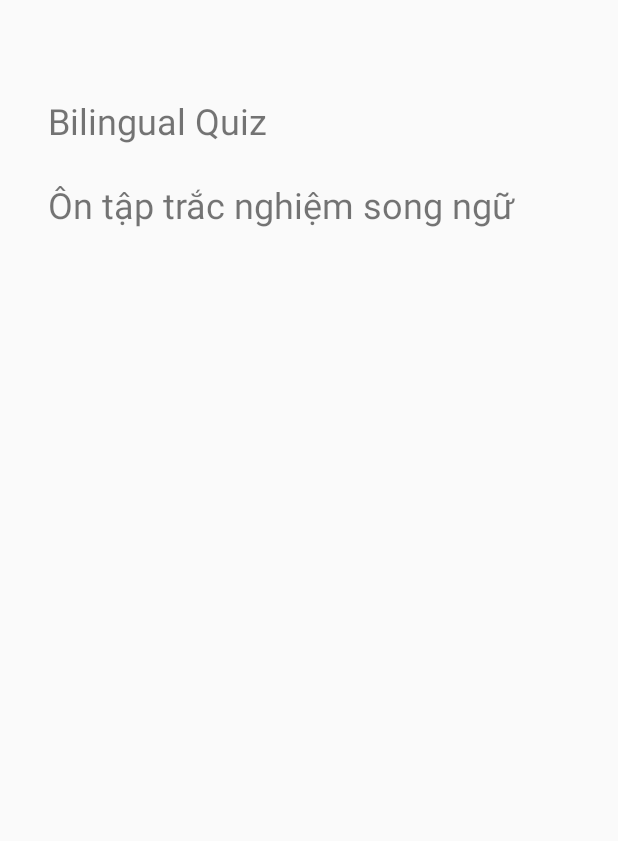
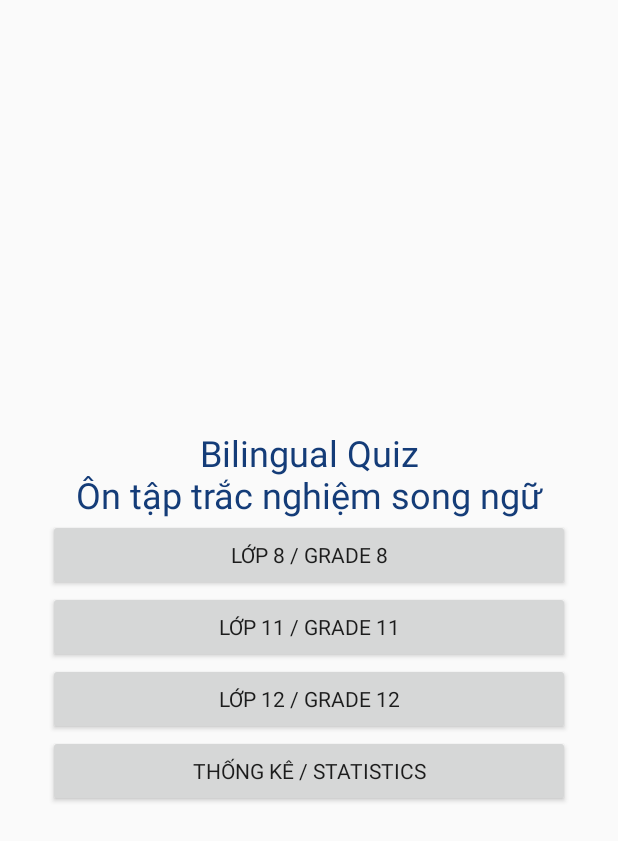
Before and after one commit to vietanhngo220-beep/bilingual-quiz-app, an Android app: the screen it shows after launch (MainActivity), on a phone screen of 412 x 824 dp. Shown: the top 841 px of the screen. Run offline under Robolectric (Android 15) with nearby library versions, the phone set to English and light mode, and no system bars.

Commit message:
Setup project scaffold and MVP features for the team

```diff
--- /dev/null
+++ b/app/src/main/assets/questions_sample.json
@@ -0,0 +1,6 @@
+{
+  "version": 1,
+  "questions": [
+    {"id":1,"grade":8,"subject":"General","questionVi":"Mẫu câu hỏi","questionEn":"Sample question","options":["A","B","C","D"],"correctIndex":0,"explanation":"Giải thích mẫu"}
+  ]
+}
--- a/app/src/main/java/com/vietanh/bilingualquiz/MainActivity.java
+++ b/app/src/main/java/com/vietanh/bilingualquiz/MainActivity.java
@@ -1,17 +1,3 @@
 package com.vietanh.bilingualquiz;
-
-import android.app.Activity;
-import android.os.Bundle;
-import android.widget.TextView;
-
-public class MainActivity extends Activity {
-    @Override
-    protected void onCreate(Bundle savedInstanceState) {
-        super.onCreate(savedInstanceState);
-        TextView title = new TextView(this);
-        title.setText("Bilingual Quiz\n\nÔn tập trắc nghiệm song ngữ");
-        title.setTextSize(24);
-        title.setPadding(48, 96, 48, 48);
-        setContentView(title);
-    }
-}
+import android.app.Activity; import android.content.Intent; import android.os.Bundle; import android.graphics.Color; import android.view.Gravity; import android.widget.*; import com.vietanh.bilingualquiz.ui.QuizActivity; import com.vietanh.bilingualquiz.ui.StatisticsActivity;
+public class MainActivity extends Activity { @Override protected void onCreate(Bundle b){super.onCreate(b); LinearLayout root=new LinearLayout(this); root.setOrientation(LinearLayout.VERTICAL); root.setGravity(Gravity.CENTER); root.setPadding(48,64,48,64); TextView t=new TextView(this); t.setText("Bilingual Quiz\nÔn tập trắc nghiệm song ngữ"); t.setTextSize(24); t.setGravity(Gravity.CENTER); t.setTextColor(Color.rgb(20,60,120)); root.addView(t); int[] gs={8,11,12}; String[] labels={"Lớp 8 / Grade 8","Lớp 11 / Grade 11","Lớp 12 / Grade 12"}; for(int i=0;i<3;i++){ final int g=gs[i]; Button x=new Button(this); x.setText(labels[i]); x.setOnClickListener(v->{Intent it=new Intent(this,QuizActivity.class); it.putExtra("grade",g); startActivity(it);}); root.addView(x);} Button s=new Button(this); s.setText("Thống kê / Statistics"); s.setOnClickListener(v->startActivity(new Intent(this,StatisticsActivity.class))); root.addView(s); setContentView(root);}}
--- /dev/null
+++ b/app/src/main/java/com/vietanh/bilingualquiz/ui/StatisticsActivity.java
@@ -0,0 +1,3 @@
+package com.vietanh.bilingualquiz.ui;
+import android.app.Activity; import android.os.Bundle; import android.graphics.Color; import android.view.Gravity; import android.widget.*;
+public class StatisticsActivity extends Activity { public void onCreate(Bundle b){super.onCreate(b); TextView t=new TextView(this); t.setText("Thống kê / Statistics\n\nChưa có dữ liệu.\nCác thành viên sẽ nối lịch sử điểm và biểu đồ tại đây."); t.setTextSize(20); t.setTextColor(Color.DKGRAY); t.setGravity(Gravity.CENTER); t.setPadding(32,32,32,32); setContentView(t);} }
```
Also changed, not shown: app/src/main/AndroidManifest.xml (+2 -6 lines), app/src/main/java/com/vietanh/bilingualquiz/data/QuestionRepository.java (added, +18 -0 lines), app/src/main/java/com/vietanh/bilingualquiz/model/Question.java (added, +12 -0 lines), app/src/main/java/com/vietanh/bilingualquiz/ui/QuizActivity.java (added, +20 -0 lines), 2 other files.
